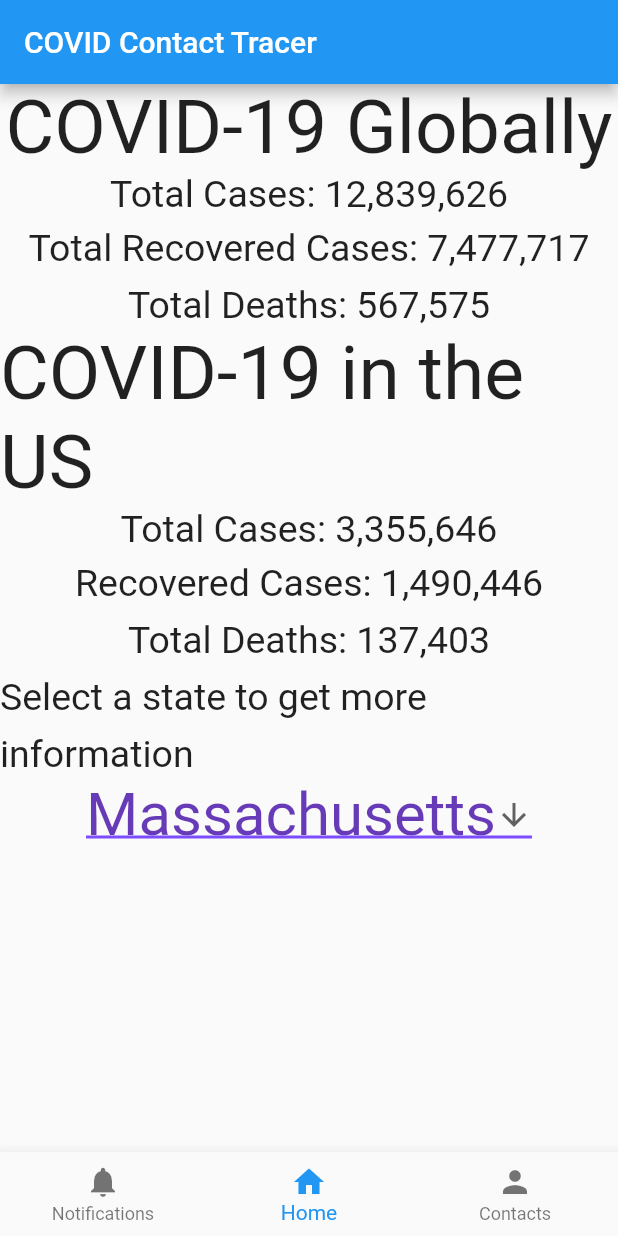
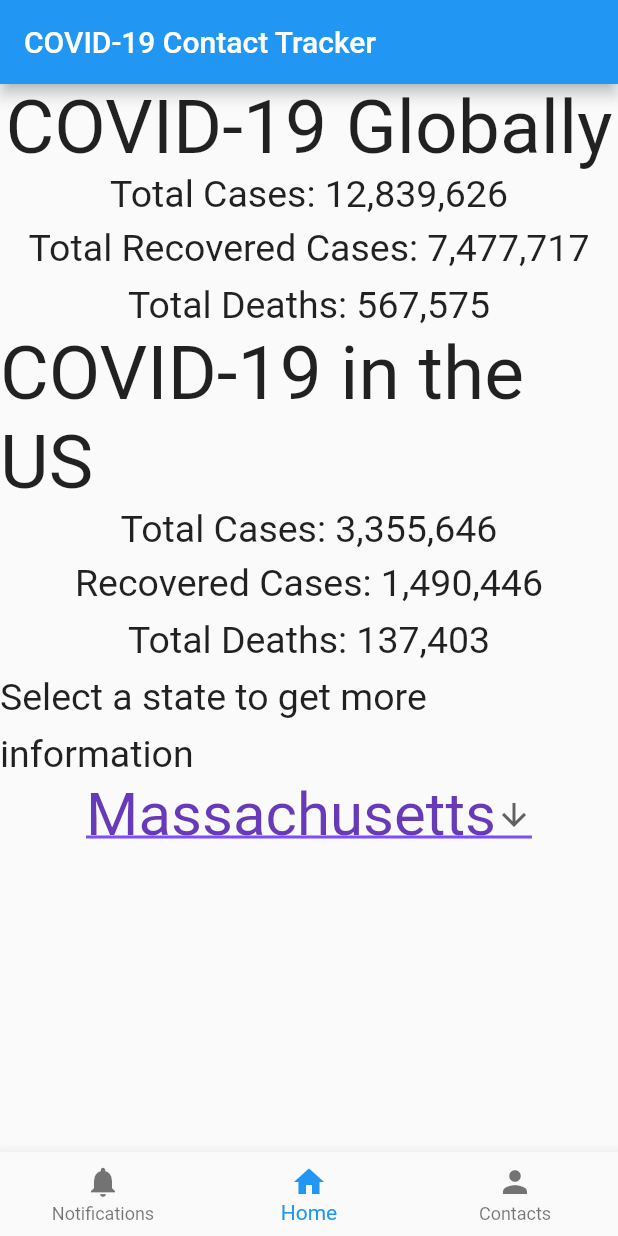
Before and after one commit to akshayaravi222/COVID-19-Contact-Tracker, a Flutter app: the screen it shows after launch, on a phone screen of 412 x 824 dp. Run offline on Flutter 3.47's test engine with Material 2 defaults, Android fonts, the phone set to English and light mode, and no system bars.

Commit message:
Name changing

```diff
--- a/lib/home_widget.dart
+++ b/lib/home_widget.dart
@@ -16,7 +16,7 @@ class _HomeState extends State<Home> {
   Widget build(BuildContext context) {
     return Scaffold(
       appBar: AppBar(
-        title: Text('COVID Contact Tracer'),
+        title: Text('COVID-19 Contact Tracker'),
       ),
       //body: _children[_currentIndex],
       bottomNavigationBar: BottomNavigationBar(
```
